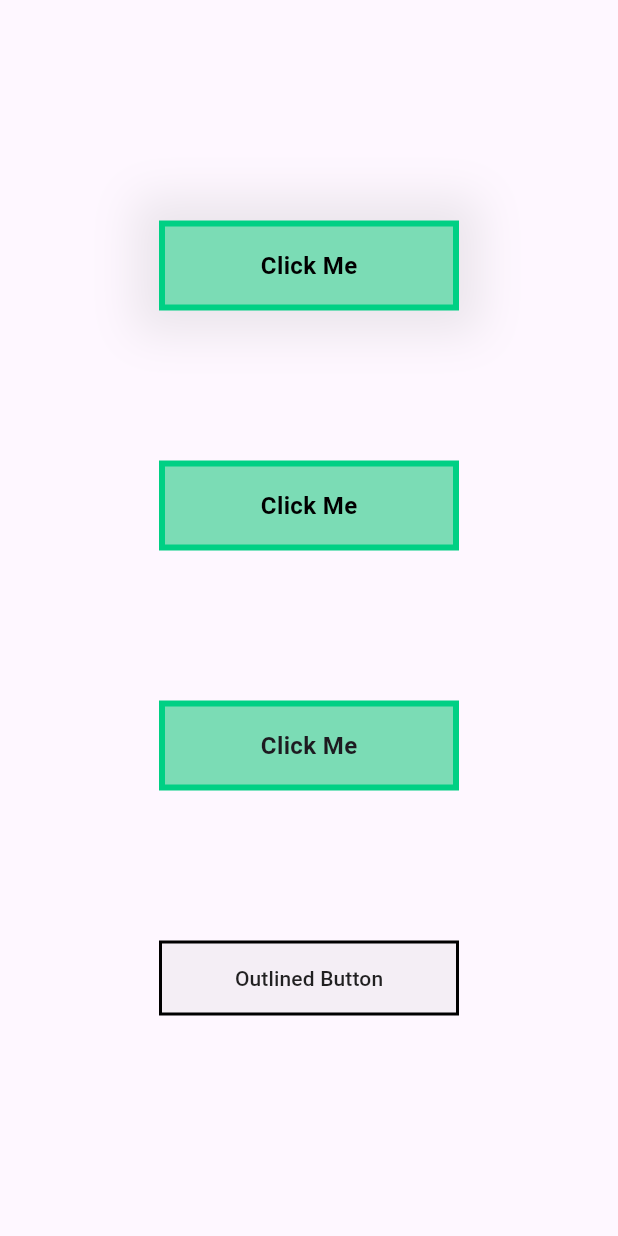
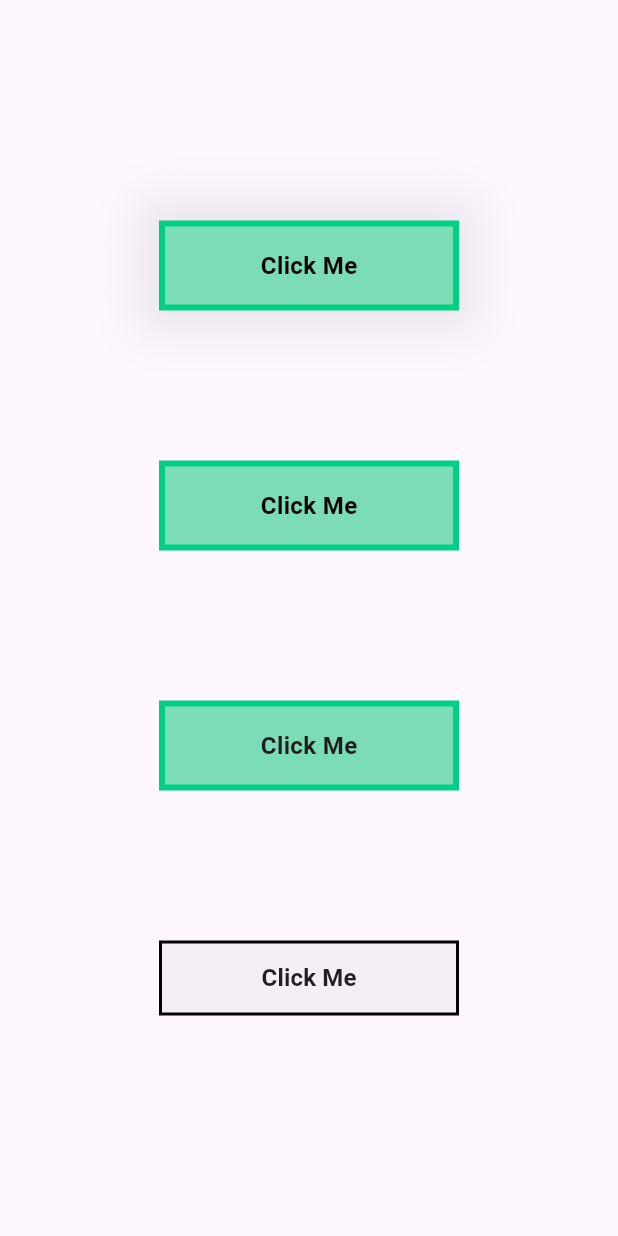
Before and after one commit to fadyZaherEng/DifferentAnimationWidget, a Flutter app: the screen it shows after launch, on a phone screen of 412 x 824 dp. Run offline on Flutter 3.47's test engine with Material 3 defaults, Android fonts, the phone set to English and light mode, and no system bars; our stand-ins replace like_button, page_transition.

Commit message:
animation different widget explict , implicit ,custom and build in animation

```diff
--- a/lib/custom_explicit_animation/custom_button_anim.dart
+++ b/lib/custom_explicit_animation/custom_button_anim.dart
@@ -453,10 +453,7 @@ class _CustomBtnAnimState extends State<CustomBtnAnim>
                 milliseconds: 600,
               ),
               opacity: opacity ? 1 : 0,
-              child: AnimatedAlign(
-                duration: const Duration(
-                  milliseconds: 600,
-                ),
+              child: Align(
                 alignment: const Alignment(0, 0),
                 child: AnimatedContainer(
                   duration: const Duration(
@@ -534,7 +531,11 @@ class OutlineButtonTransition extends AnimatedWidget {
                 (value) => animationController!.reverse(),
               );
             },
-            child: const Text('Outlined Button'),
+            child: const Text('Click Me',
+                style: TextStyle(
+                  fontSize: 16,
+                  fontWeight: FontWeight.bold,
+                )),
           ),
         ],
       ),
```
